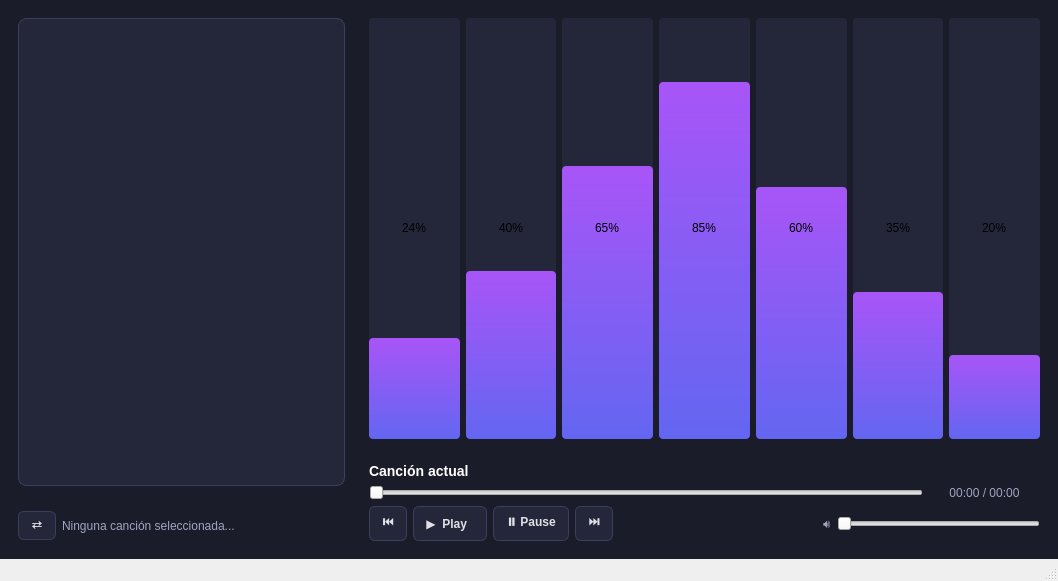
Before: the Qt Designer form mainwindow.ui in BertoSoft/QtMusic_V10, drawn with Qt 5.
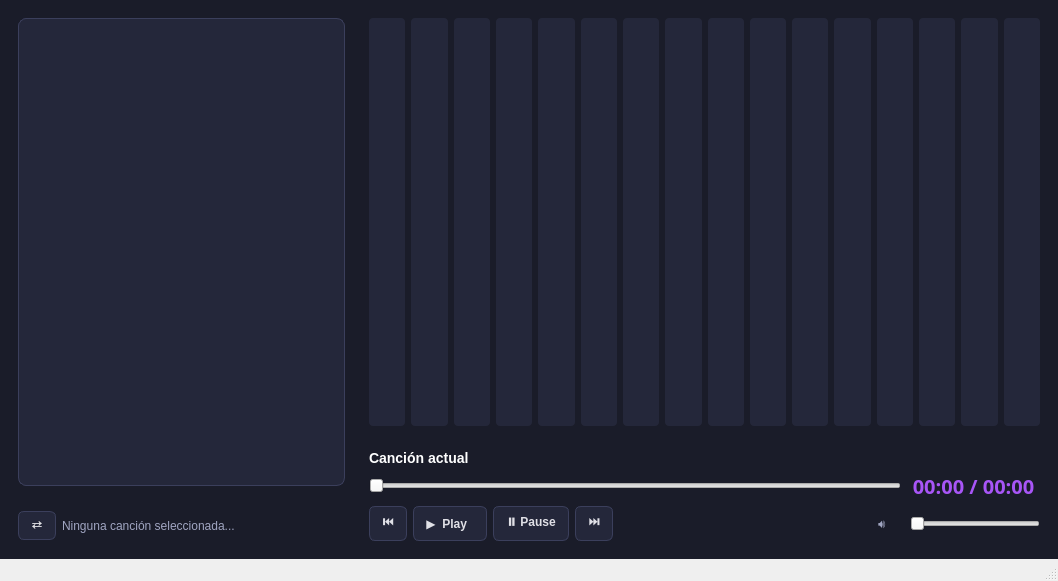
After: the same form once the commit is applied.

```diff
--- a/mainwindow.ui
+++ b/mainwindow.ui
@@ -58,6 +58,13 @@
     font-size: 14px;
     font-weight: bold;
 }
+/* 🌟 AÑADE ESTE BLOQUE NUEVO AQUÍ: */
+#lblTiempo {
+    color: #A855F7;
+    font-size: 20px;
+    font-weight: bold;
+    font-family: &quot;Noto Sans&quot;, &quot;Segoe UI&quot;, sans-serif;
+}
 QProgressBar {
     background-color: #24273A;
     border-radius: 4px;
@@ -139,7 +146,10 @@
             </sizepolicy>
            </property>
            <property name="value">
-            <number>24</number>
+            <number>0</number>
+           </property>
+           <property name="textVisible">
+            <bool>false</bool>
            </property>
            <property name="orientation">
             <enum>Qt::Orientation::Vertical</enum>
@@ -155,7 +165,10 @@
             </sizepolicy>
            </property>
            <property name="value">
-            <number>40</number>
+            <number>0</number>
+           </property>
+           <property name="textVisible">
+            <bool>false</bool>
            </property>
            <property name="orientation">
             <enum>Qt::Orientation::Vertical</enum>
@@ -171,7 +184,10 @@
             </sizepolicy>
            </property>
            <property name="value">
-            <number>65</number>
+            <number>0</number>
+           </property>
+           <property name="textVisible">
+            <bool>false</bool>
            </property>
            <property name="orientation">
             <enum>Qt::Orientation::Vertical</enum>
@@ -187,7 +203,10 @@
             </sizepolicy>
            </property>
            <property name="value">
-            <number>85</number>
+            <number>0</number>
+           </property>
+           <property name="textVisible">
+            <bool>false</bool>
            </property>
            <property name="orientation">
             <enum>Qt::Orientation::Vertical</enum>
@@ -203,7 +222,10 @@
             </sizepolicy>
            </property>
            <property name="value">
-            <number>60</number>
+            <number>0</number>
+           </property>
+           <property name="textVisible">
+            <bool>false</bool>
            </property>
            <property name="orientation">
             <enum>Qt::Orientation::Vertical</enum>
@@ -219,7 +241,10 @@
             </sizepolicy>
            </property>
            <property name="value">
-            <number>35</number>
+            <number>0</number>
+           </property>
+           <property name="textVisible">
+            <bool>false</bool>
            </property>
            <property name="orientation">
             <enum>Qt::Orientation::Vertical</enum>
@@ -235,7 +260,181 @@
             </sizepolicy>
            </property>
            <property name="value">
-            <number>20</number>
+            <number>0</number>
+           </property>
+           <property name="textVisible">
+            <bool>false</bool>
+           </property>
+           <property name="orientation">
+            <enum>Qt::Orientation::Vertical</enum>
+           </property>
+          </widget>
+         </item>
+         <item>
+          <widget class="QProgressBar" name="barEcualizador_8">
+           <property name="sizePolicy">
+            <sizepolicy hsizetype="Expanding" vsizetype="Expanding">
+             <horstretch>0</horstretch>
+             <verstretch>0</verstretch>
+            </sizepolicy>
+           </property>
+           <property name="value">
+            <number>0</number>
+           </property>
+           <property name="textVisible">
+            <bool>false</bool>
+           </property>
+           <property name="orientation">
+            <enum>Qt::Orientation::Vertical</enum>
+           </property>
+          </widget>
+         </item>
+         <item>
+          <widget class="QProgressBar" name="barEcualizador_9">
+           <property name="sizePolicy">
+            <sizepolicy hsizetype="Expanding" vsizetype="Expanding">
+             <horstretch>0</horstretch>
+             <verstretch>0</verstretch>
+            </sizepolicy>
+           </property>
+           <property name="value">
+            <number>0</number>
+           </property>
+           <property name="textVisible">
+            <bool>false</bool>
+           </property>
+           <property name="orientation">
+            <enum>Qt::Orientation::Vertical</enum>
+           </property>
+          </widget>
+         </item>
+         <item>
+          <widget class="QProgressBar" name="barEcualizador_10">
+           <property name="sizePolicy">
+            <sizepolicy hsizetype="Expanding" vsizetype="Expanding">
+             <horstretch>0</horstretch>
+             <verstretch>0</verstretch>
+            </sizepolicy>
+           </property>
+           <property name="value">
+            <number>0</number>
+           </property>
+           <property name="textVisible">
+            <bool>false</bool>
+           </property>
+           <property name="orientation">
+            <enum>Qt::Orientation::Vertical</enum>
+           </property>
+          </widget>
+         </item>
+         <item>
+          <widget class="QProgressBar" name="barEcualizador_11">
+           <property name="sizePolicy">
+            <sizepolicy hsizetype="Expanding" vsizetype="Expanding">
+             <horstretch>0</horstretch>
+             <verstretch>0</verstretch>
+            </sizepolicy>
+           </property>
+           <property name="value">
+            <number>0</number>
+           </property>
+           <property name="textVisible">
+            <bool>false</bool>
+           </property>
+           <property name="orientation">
+            <enum>Qt::Orientation::Vertical</enum>
+           </property>
+          </widget>
+         </item>
+         <item>
+          <widget class="QProgressBar" name="barEcualizador_12">
+           <property name="sizePolicy">
+            <sizepolicy hsizetype="Expanding" vsizetype="Expanding">
+             <horstretch>0</horstretch>
+             <verstretch>0</verstretch>
+            </sizepolicy>
+           </property>
+           <property name="value">
+            <number>0</number>
+           </property>
+           <property name="textVisible">
+            <bool>false</bool>
+           </property>
+           <property name="orientation">
+            <enum>Qt::Orientation::Vertical</enum>
+           </property>
+          </widget>
+         </item>
+         <item>
+          <widget class="QProgressBar" name="barEcualizador_13">
+           <property name="sizePolicy">
+            <sizepolicy hsizetype="Expanding" vsizetype="Expanding">
+             <horstretch>0</horstretch>
+             <verstretch>0</verstretch>
+            </sizepolicy>
+           </property>
+           <property name="value">
+            <number>0</number>
+           </property>
+           <property name="textVisible">
+            <bool>false</bool>
+           </property>
+           <property name="orientation">
+            <enum>Qt::Orientation::Vertical</enum>
+           </property>
+          </widget>
+         </item>
+         <item>
+          <widget class="QProgressBar" name="barEcualizador_14">
+           <property name="sizePolicy">
+            <sizepolicy hsizetype="Expanding" vsizetype="Expanding">
+             <horstretch>0</horstretch>
+             <verstretch>0</verstretch>
+            </sizepolicy>
+           </property>
+           <property name="value">
+            <number>0</number>
+           </property>
+           <property name="textVisible">
+            <bool>false</bool>
+           </property>
+           <property name="orientation">
+            <enum>Qt::Orientation::Vertical</enum>
+           </property>
+          </widget>
+         </item>
+         <item>
+          <widget class="QProgressBar" name="barEcualizador_15">
+           <property name="sizePolicy">
+            <sizepolicy hsizetype="Expanding" vsizetype="Expanding">
+             <horstretch>0</horstretch>
+             <verstretch>0</verstretch>
+            </sizepolicy>
+           </property>
+           <property name="value">
+            <number>0</number>
+           </property>
+           <property name="textVisible">
+            <bool>false</bool>
+           </property>
+           <property name="orientation">
+            <enum>Qt::Orientation::Vertical</enum>
+           </property>
+          </widget>
+         </item>
+         <item>
+          <widget class="QProgressBar" name="barEcualizador_16">
+           <property name="sizePolicy">
+            <sizepolicy hsizetype="Expanding" vsizetype="Expanding">
+             <horstretch>0</horstretch>
+             <verstretch>0</verstretch>
+            </sizepolicy>
+           </property>
+           <property name="value">
+            <number>0</number>
+           </property>
+           <property name="textVisible">
+            <bool>false</bool>
            </property>
            <property name="orientation">
             <enum>Qt::Orientation::Vertical</enum>
@@ -247,7 +446,7 @@
       </item>
       <item>
        <widget class="QFrame" name="frame_4">
-        <layout class="QVBoxLayout" name="verticalLayout_2">
+        <layout class="QVBoxLayout" name="verticalLayout_2" stretch="0,0,0">
          <item>
           <widget class="QLabel" name="lblCancionActual">
            <property name="text">
@@ -256,7 +455,7 @@
           </widget>
          </item>
          <item>
-          <layout class="QHBoxLayout" name="horizontalLayout_5" stretch="5,1">
+          <layout class="QHBoxLayout" name="horizontalLayout_5" stretch="4,1">
            <item>
             <widget class="QSlider" name="barraProgreso">
              <property name="orientation">
@@ -266,6 +465,12 @@
            </item>
            <item>
             <widget class="QLabel" name="lblTiempo">
+             <property name="sizePolicy">
+              <sizepolicy hsizetype="Preferred" vsizetype="MinimumExpanding">
+               <horstretch>0</horstretch>
+               <verstretch>0</verstretch>
+              </sizepolicy>
+             </property>
              <property name="minimumSize">
               <size>
                <width>90</width>
@@ -274,7 +479,9 @@
              </property>
              <property name="font">
               <font>
+               <family>Noto Sans</family>
                <pointsize>-1</pointsize>
+               <bold>true</bold>
               </font>
              </property>
              <property name="text">
@@ -288,7 +495,7 @@
           </layout>
          </item>
          <item>
-          <layout class="QHBoxLayout" name="horizontalLayout_4">
+          <layout class="QHBoxLayout" name="horizontalLayout_4" stretch="1,1,1,1,10,1,5">
            <item>
             <widget class="QPushButton" name="btnAnterior">
              <property name="text">
```
